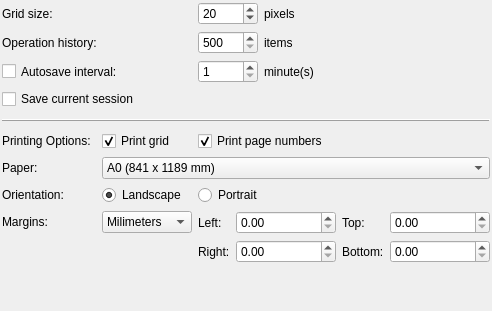
Above: libpgmodeler_ui/ui/generalconfigwidget.ui from pgmodeler/pgmodeler before the change. Below: the same form after it.
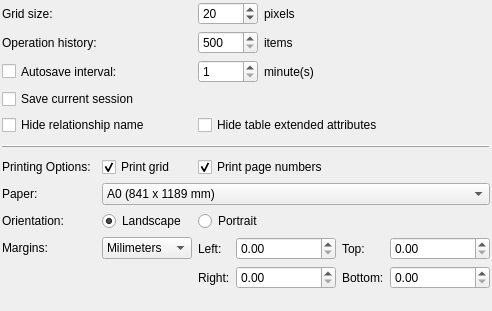
That is the form after the change.

Commit message:
Added support to hide relationship labels and table extended attributes. (issue #211)
Minor fixes on ModelValidationHelper

```diff
--- a/libpgmodeler_ui/ui/generalconfigwidget.ui
+++ b/libpgmodeler_ui/ui/generalconfigwidget.ui
@@ -26,7 +26,7 @@
    <property name="spacing">
     <number>6</number>
    </property>
-   <item row="8" column="1">
+   <item row="9" column="1">
     <widget class="QRadioButton" name="landscape_rb">
      <property name="sizePolicy">
       <sizepolicy hsizetype="Fixed" vsizetype="Fixed">
@@ -42,7 +42,7 @@
      </property>
     </widget>
    </item>
-   <item row="8" column="2" colspan="2">
+   <item row="9" column="2" colspan="2">
     <widget class="QRadioButton" name="portrait_rb">
      <property name="sizePolicy">
       <sizepolicy hsizetype="Expanding" vsizetype="Fixed">
@@ -125,7 +125,7 @@
      </property>
     </widget>
    </item>
-   <item row="5" column="1">
+   <item row="6" column="1">
     <widget class="QCheckBox" name="print_grid_chk">
      <property name="sizePolicy">
       <sizepolicy hsizetype="Fixed" vsizetype="Fixed">
@@ -141,7 +141,7 @@
      </property>
     </widget>
    </item>
-   <item row="10" column="0" colspan="2">
+   <item row="11" column="0" colspan="2">
     <spacer name="horizontalSpacer">
      <property name="orientation">
       <enum>Qt::Horizontal</enum>
@@ -211,7 +211,7 @@
      </item>
     </layout>
    </item>
-   <item row="6" column="0">
+   <item row="7" column="0">
     <widget class="QLabel" name="paper_lbl">
      <property name="sizePolicy">
       <sizepolicy hsizetype="Preferred" vsizetype="Preferred">
@@ -224,7 +224,7 @@
      </property>
     </widget>
    </item>
-   <item row="8" column="0">
+   <item row="9" column="0">
     <widget class="QLabel" name="orientation_lbl">
      <property name="sizePolicy">
       <sizepolicy hsizetype="Preferred" vsizetype="Preferred">
@@ -237,7 +237,7 @@
      </property>
     </widget>
    </item>
-   <item row="6" column="1" colspan="4">
+   <item row="7" column="1" colspan="4">
     <widget class="QComboBox" name="paper_cmb">
      <property name="sizePolicy">
       <sizepolicy hsizetype="Preferred" vsizetype="Fixed">
@@ -411,7 +411,7 @@
      </item>
     </widget>
    </item>
-   <item row="9" column="1">
+   <item row="10" column="1">
     <widget class="QComboBox" name="unity_cmb">
      <property name="sizePolicy">
       <sizepolicy hsizetype="Fixed" vsizetype="Fixed">
@@ -444,7 +444,7 @@
      </item>
     </widget>
    </item>
-   <item row="4" column="0" colspan="5">
+   <item row="5" column="0" colspan="5">
     <widget class="QFrame" name="frame_2">
      <property name="minimumSize">
       <size>
@@ -460,7 +460,7 @@
      </property>
     </widget>
    </item>
-   <item row="9" column="2" rowspan="2" colspan="3">
+   <item row="10" column="2" rowspan="2" colspan="3">
     <layout class="QGridLayout" name="gridLayout">
      <item row="0" column="0">
       <widget class="QLabel" name="left_lbl">
@@ -580,7 +580,7 @@
      </item>
     </layout>
    </item>
-   <item row="9" column="0">
+   <item row="10" column="0">
     <widget class="QLabel" name="margins_lbl">
      <property name="sizePolicy">
       <sizepolicy hsizetype="Preferred" vsizetype="Preferred">
@@ -593,7 +593,7 @@
      </property>
     </widget>
    </item>
-   <item row="11" column="4">
+   <item row="12" column="4">
     <spacer name="verticalSpacer_3">
      <property name="orientation">
       <enum>Qt::Vertical</enum>
@@ -695,7 +695,7 @@
      </item>
     </layout>
    </item>
-   <item row="5" column="2" colspan="3">
+   <item row="6" column="2" colspan="3">
     <widget class="QCheckBox" name="print_pg_num_chk">
      <property name="sizePolicy">
       <sizepolicy hsizetype="Expanding" vsizetype="Fixed">
@@ -711,7 +711,7 @@
      </property>
     </widget>
    </item>
-   <item row="5" column="0">
+   <item row="6" column="0">
     <widget class="QLabel" name="print_op_lbl">
      <property name="text">
       <string>Printing Options:</string>
@@ -737,6 +737,20 @@
      </property>
     </widget>
    </item>
+   <item row="4" column="0" colspan="2">
+    <widget class="QCheckBox" name="hide_rel_name_chk">
+     <property name="text">
+      <string>Hide relationship name</string>
+     </property>
+    </widget>
+   </item>
+   <item row="4" column="2" colspan="3">
+    <widget class="QCheckBox" name="hide_ext_attribs_chk">
+     <property name="text">
+      <string>Hide table extended attributes</string>
+     </property>
+    </widget>
+   </item>
   </layout>
  </widget>
  <resources/>
```
The commit also changes 14 other files.
